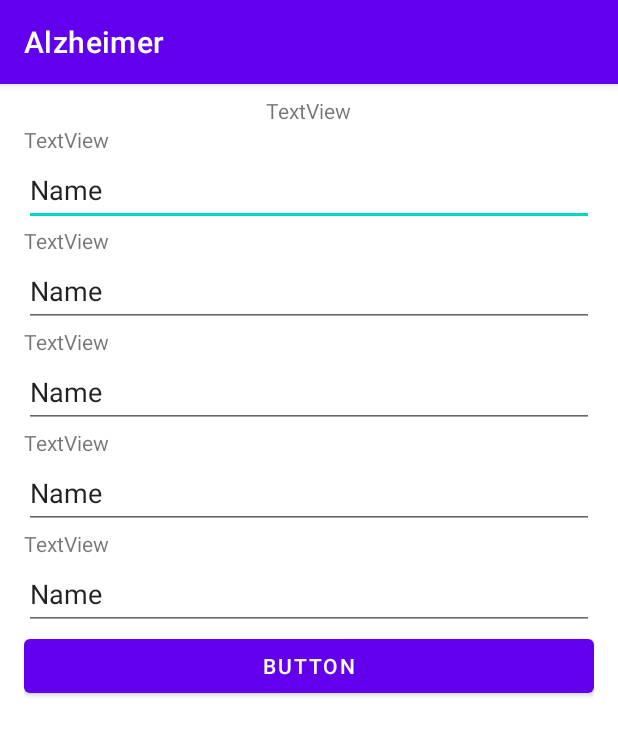
After one commit to CarlosAlbertoLS/Alzheimer-Android, an Android app: the PatientActivity screen opened directly, with no data from a screen before it, on a phone screen of 412 x 824 dp. The commit adds this screen. Shown: the top 735 px of the screen. Run offline under Robolectric (Android 15) with nearby library versions, the phone set to English and light mode, and no system bars.

Commit message:
Se crea la actividad Patient activiti y se actualiza CreateAccount

```diff
--- a/app/src/main/AndroidManifest.xml
+++ b/app/src/main/AndroidManifest.xml
@@ -9,6 +9,9 @@
         android:roundIcon="@mipmap/ic_launcher_round"
         android:supportsRtl="true"
         android:theme="@style/Theme.Alzheimer">
+        <activity
+            android:name=".view.PatientActivity"
+            android:exported="false" />
         <activity
             android:name=".view.HomeActivity"
             android:exported="false"
--- a/app/src/main/java/com/example/alzheimer/view/MainActivity.kt
+++ b/app/src/main/java/com/example/alzheimer/view/MainActivity.kt
@@ -36,7 +36,7 @@ class MainActivity : AppCompatActivity() {
                         binding.editTextTextPassword.text.toString())
                     .addOnCompleteListener {
                         if (it.isSuccessful){
-                            showHome(it.result?.user?.email ?: "")
+                            showHome()
                         }else {
                             showAlert()
                         }
@@ -53,7 +53,7 @@ class MainActivity : AppCompatActivity() {
         dialog.show()
     }
 
-    private fun showHome(email: String){
+    private fun showHome(){
         val homeIntent = Intent(this, HomeActivity::class.java)
         startActivity(homeIntent)
     }
--- /dev/null
+++ b/app/src/main/java/com/example/alzheimer/view/PatientActivity.kt
@@ -0,0 +1,14 @@
+package com.example.alzheimer.view
+
+import androidx.appcompat.app.AppCompatActivity
+import android.os.Bundle
+import com.example.alzheimer.databinding.ActivityPatientBinding
+
+class PatientActivity : AppCompatActivity() {
+    private lateinit var binding: ActivityPatientBinding
+    override fun onCreate(savedInstanceState: Bundle?) {
+        super.onCreate(savedInstanceState)
+        binding = ActivityPatientBinding.inflate(layoutInflater)
+        setContentView(binding.root)
+    }
+}
--- /dev/null
+++ b/app/src/main/res/layout/activity_patient.xml
@@ -0,0 +1,116 @@
+<?xml version="1.0" encoding="utf-8"?>
+<androidx.constraintlayout.widget.ConstraintLayout xmlns:android="http://schemas.android.com/apk/res/android"
+    xmlns:app="http://schemas.android.com/apk/res-auto"
+    xmlns:tools="http://schemas.android.com/tools"
+    android:layout_width="match_parent"
+    android:layout_height="match_parent"
+    tools:context=".view.PatientActivity">
+
+    <LinearLayout
+        android:layout_width="match_parent"
+        android:layout_height="match_parent"
+        android:layout_marginStart="16dp"
+        android:layout_marginTop="8dp"
+        android:layout_marginEnd="16dp"
+        android:layout_marginBottom="16dp"
+        android:orientation="vertical"
+        app:layout_constraintBottom_toBottomOf="parent"
+        app:layout_constraintEnd_toEndOf="parent"
+        app:layout_constraintStart_toStartOf="parent"
+        app:layout_constraintTop_toTopOf="parent">
+
+        <LinearLayout
+            android:layout_width="wrap_content"
+            android:layout_height="wrap_content"
+            android:layout_gravity="center"
+            android:orientation="horizontal">
+
+            <TextView
+                android:id="@+id/textView9"
+                android:layout_width="match_parent"
+                android:layout_height="wrap_content"
+                android:text="TextView" />
+        </LinearLayout>
+
+        <TextView
+            android:id="@+id/textView10"
+            android:layout_width="match_parent"
+            android:layout_height="wrap_content"
+            android:text="TextView" />
+
+        <EditText
+            android:id="@+id/editTextTextPersonName2"
+            android:layout_width="match_parent"
+            android:layout_height="wrap_content"
+            android:ems="10"
+            android:inputType="textPersonName"
+            android:minHeight="48dp"
+            android:text="Name" />
+
+        <TextView
+            android:id="@+id/textView11"
+            android:layout_width="match_parent"
+            android:layout_height="wrap_content"
+            android:text="TextView" />
+
+        <EditText
+            android:id="@+id/editTextTextPersonName3"
+            android:layout_width="match_parent"
+            android:layout_height="wrap_content"
+            android:ems="10"
+            android:inputType="textPersonName"
+            android:minHeight="48dp"
+            android:text="Name" />
+
+        <TextView
+            android:id="@+id/textView12"
+            android:layout_width="match_parent"
+            android:layout_height="wrap_content"
+            android:text="TextView" />
+
+        <EditText
+            android:id="@+id/editTextTextPersonName4"
+            android:layout_width="match_parent"
+            android:layout_height="wrap_content"
+            android:ems="10"
+            android:inputType="textPersonName"
+            android:minHeight="48dp"
+            android:text="Name" />
+
+        <TextView
+            android:id="@+id/textView13"
+            android:layout_width="match_parent"
+            android:layout_height="wrap_content"
+            android:text="TextView" />
+
+        <EditText
+            android:id="@+id/editTextTextPersonName5"
+            android:layout_width="match_parent"
+            android:layout_height="wrap_content"
+            android:ems="10"
+            android:inputType="textPersonName"
+            android:minHeight="48dp"
+            android:text="Name" />
+
+        <TextView
+            android:id="@+id/textView14"
+            android:layout_width="match_parent"
+            android:layout_height="wrap_content"
+            android:text="TextView" />
+
+        <EditText
+            android:id="@+id/editTextTextPersonName6"
+            android:layout_width="match_parent"
+            android:layout_height="wrap_content"
+            android:ems="10"
+            android:inputType="textPersonName"
+            android:minHeight="48dp"
+            android:text="Name" />
+
+        <Button
+            android:id="@+id/button"
+            android:layout_width="match_parent"
+            android:layout_height="wrap_content"
+            android:text="Button" />
+    </LinearLayout>
+</androidx.constraintlayout.widget.ConstraintLayout>
```
Also changed, not shown: app/src/main/java/com/example/alzheimer/model/CreateAccount.kt (+35 -4 lines), app/src/main/res/layout/activity_create_account.xml (+7 -3 lines), app/src/main/res/layout/activity_home.xml (+10 -0 lines).
